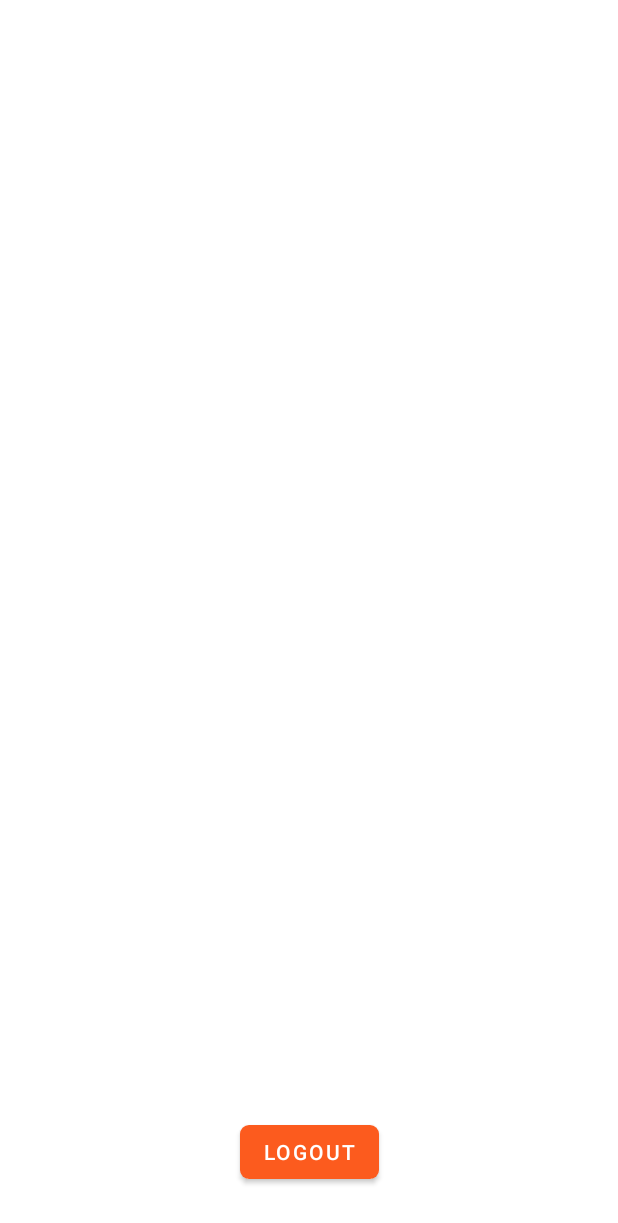
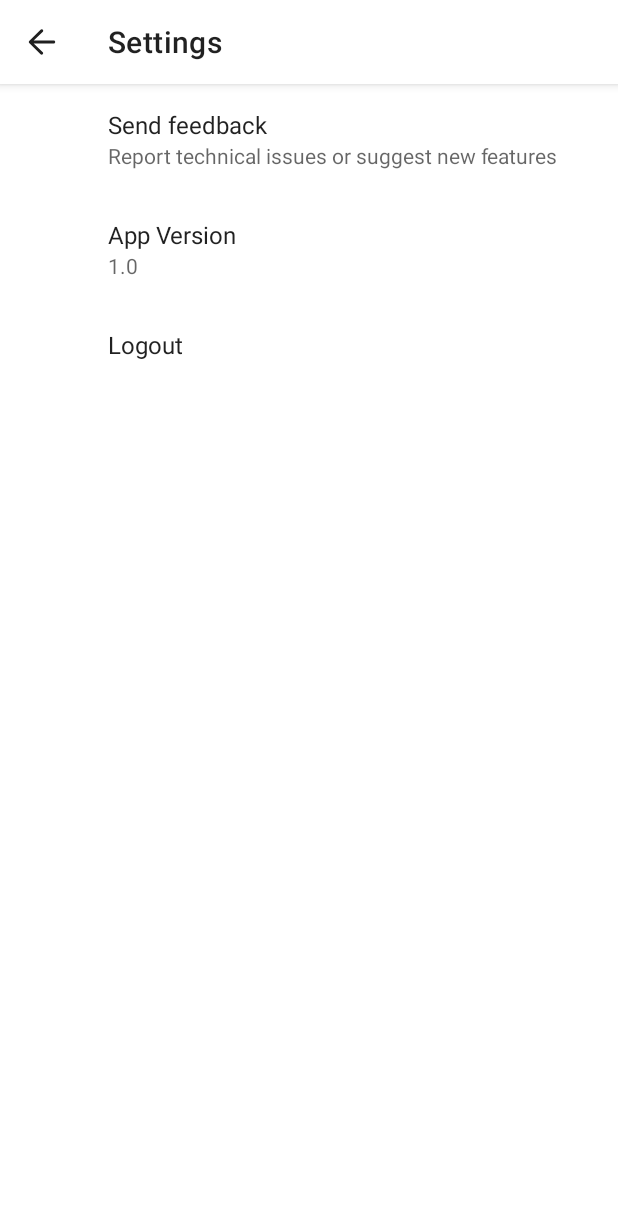
Before and after one commit to ExamplesOnly/EO-Android, an Android app: the SettingsActivity screen opened directly, with no data from a screen before it, on a phone screen of 412 x 824 dp. Shown: the top 1223 px of the screen. Run offline under Robolectric (Android 15) with nearby library versions, the phone set to English and light mode, and no system bars; our stand-ins replace androidx.preference, sdp/ssp sizes; Roboto replaces fonts that are not available here; 3 statements that could not run were skipped.

Commit message:
Implement preference fragment - add settings option
Signed-off-by: Bishwajyoti Roy <bishwajyoti456@gmail.com>

```diff
--- a/app/build.gradle
+++ b/app/build.gradle
@@ -65,6 +65,7 @@ dependencies {
 
     // UI components
     implementation 'com.google.android.material:material:1.2.1'
+    implementation 'androidx.preference:preference-ktx:1.1.1'
     implementation 'de.hdodenhof:circleimageview:3.1.0'
     implementation project(':mediapicker')
     implementation project(path: ':thumbnail-chooser')
--- a/app/src/main/java/com/examplesonly/android/ui/activity/SettingsActivity.java
+++ b/app/src/main/java/com/examplesonly/android/ui/activity/SettingsActivity.java
@@ -2,9 +2,18 @@ package com.examplesonly.android.ui.activity;
 
 import android.os.Bundle;
 import android.view.View;
+
 import androidx.appcompat.app.AppCompatActivity;
+import androidx.fragment.app.Fragment;
+import androidx.fragment.app.FragmentTransaction;
+
+import com.examplesonly.android.R;
 import com.examplesonly.android.account.UserDataProvider;
 import com.examplesonly.android.databinding.ActivitySettingsBinding;
+import com.examplesonly.android.ui.fragment.AddDemandFragment;
+import com.examplesonly.android.ui.fragment.CameraFragment;
+import com.examplesonly.android.ui.settings.MainSettings;
+import com.examplesonly.gallerypicker.view.VideosFragment;
 
 public class SettingsActivity extends AppCompatActivity {
 
@@ -15,13 +24,27 @@ public class SettingsActivity extends AppCompatActivity {
         super.onCreate(savedInstanceState);
 
         binding = ActivitySettingsBinding.inflate(getLayoutInflater());
-
-        binding.logoutBtn.setOnClickListener(view1 -> {
-            UserDataProvider.getInstance(this).logout();
-            finish();
-        });
-
         View view = binding.getRoot();
         setContentView(view);
+
+        setSupportActionBar(binding.topAppBar);
+
+        binding.topAppBar.setNavigationOnClickListener(v -> onBackPressed());
+
+        FragmentTransaction fragmentTransaction = getSupportFragmentManager().beginTransaction();
+        fragmentTransaction.replace(R.id.root, new MainSettings(), "MainSettings");
+
+        fragmentTransaction.addToBackStack(null);
+        fragmentTransaction.commit();
+    }
+
+    @Override
+    public void onBackPressed() {
+        Fragment fragment = getSupportFragmentManager().findFragmentById(R.id.root);
+        if (fragment instanceof MainSettings) {
+            finish();
+        }
+
+        super.onBackPressed();
     }
 }
--- a/app/src/main/res/layout/activity_settings.xml
+++ b/app/src/main/res/layout/activity_settings.xml
@@ -1,18 +1,37 @@
 <?xml version="1.0" encoding="utf-8"?>
-<androidx.constraintlayout.widget.ConstraintLayout xmlns:android="http://schemas.android.com/apk/res/android"
+<androidx.coordinatorlayout.widget.CoordinatorLayout xmlns:android="http://schemas.android.com/apk/res/android"
     xmlns:app="http://schemas.android.com/apk/res-auto"
     xmlns:tools="http://schemas.android.com/tools"
     android:layout_width="match_parent"
     android:layout_height="match_parent"
     tools:context=".ui.activity.SettingsActivity">
 
-    <Button
-        android:id="@+id/logout_btn"
-        android:layout_width="wrap_content"
+    <com.google.android.material.appbar.AppBarLayout
+        android:id="@+id/appBarLayout"
+        android:layout_width="match_parent"
         android:layout_height="wrap_content"
-        android:layout_marginBottom="32dp"
-        android:text="Logout"
-        app:layout_constraintBottom_toBottomOf="parent"
-        app:layout_constraintEnd_toEndOf="parent"
-        app:layout_constraintStart_toStartOf="parent" />
-</androidx.constraintlayout.widget.ConstraintLayout>
+        android:layout_gravity="top"
+        app:layout_behavior="@string/appbar_scrolling_view_behavior"
+        app:layout_scrollFlags="scroll|exitUntilCollapsed">
+
+
+        <com.google.android.material.appbar.MaterialToolbar
+            android:id="@+id/topAppBar"
+            style="@style/Widget.MaterialComponents.Toolbar.Surface"
+            android:layout_width="match_parent"
+            android:layout_height="?attr/actionBarSize"
+            android:elevation="0dp"
+            app:layout_constraintBottom_toBottomOf="parent"
+            app:layout_constraintLeft_toLeftOf="parent"
+            app:layout_constraintRight_toRightOf="parent"
+            app:layout_constraintTop_toTopOf="parent"
+            app:navigationIcon="@drawable/ic_back"
+            app:title="Settings" />
+    </com.google.android.material.appbar.AppBarLayout>
+
+    <FrameLayout
+        android:id="@+id/root"
+        android:layout_width="match_parent"
+        android:layout_height="match_parent"
+        app:layout_behavior="@string/appbar_scrolling_view_behavior" />
+</androidx.coordinatorlayout.widget.CoordinatorLayout>
--- /dev/null
+++ b/app/src/main/res/xml/settings_main.xml
@@ -0,0 +1,15 @@
+<?xml version="1.0" encoding="utf-8"?>
+<PreferenceScreen xmlns:android="http://schemas.android.com/apk/res/android"
+    xmlns:app="http://schemas.android.com/apk/res-auto">
+    <Preference
+        app:key="feedback"
+        app:summary="Report technical issues or suggest new features"
+        app:title="Send feedback" />
+    <Preference
+        app:key="version"
+        app:summary="1.0"
+        app:title="App Version" />
+    <Preference
+        app:key="logout"
+        app:title="Logout" />
+</PreferenceScreen>
```
Also changed, not shown: app/src/main/java/com/examplesonly/android/ui/settings/MainSettings.java (added, +65 -0 lines).
